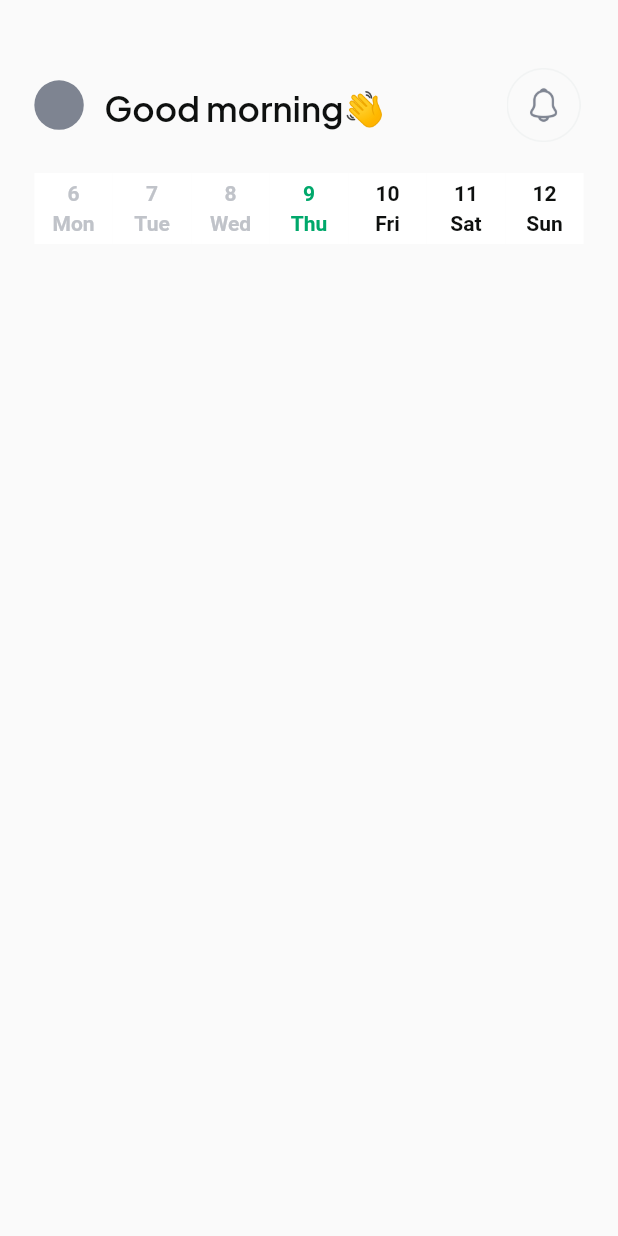
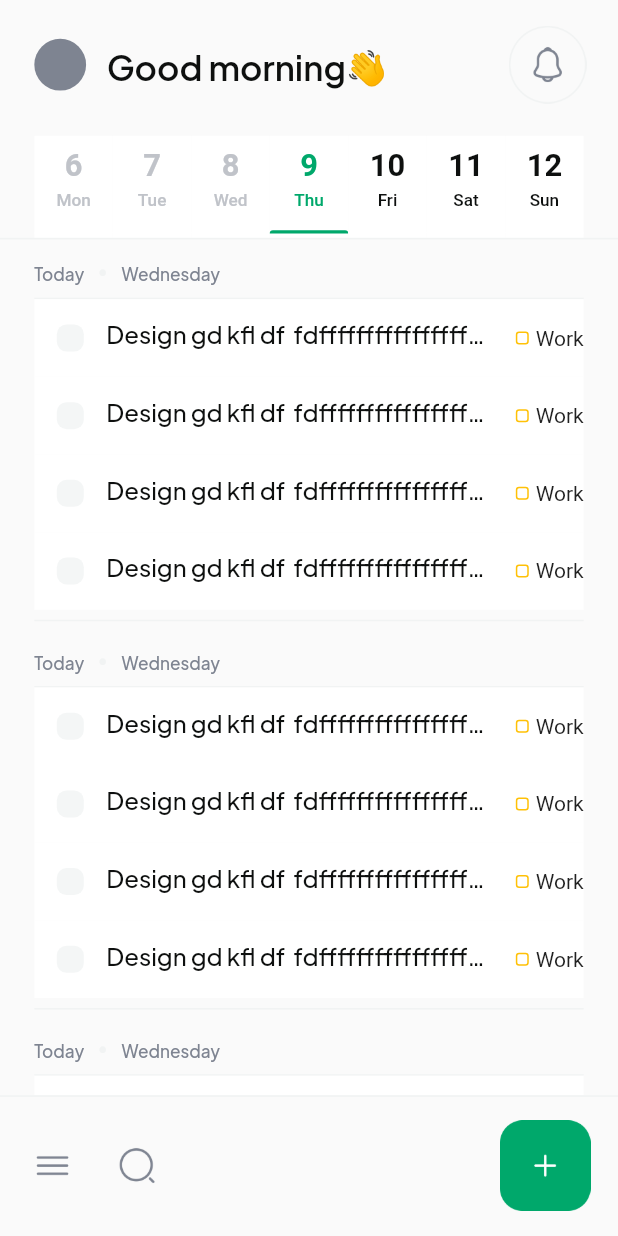
Before and after one commit to DmFedoruk/create_todo_app, a Flutter app: the screen it shows after launch, on a phone screen of 412 x 824 dp. Run offline on Flutter 3.47's test engine with Material 2 defaults, Android fonts, the phone set to English and light mode, and no system bars; drawn by our look-alikes of carousel_slider; our stand-ins replace flutter_screenutil.

Commit message:
finished: start page design

```diff
--- a/lib/app.dart
+++ b/lib/app.dart
@@ -1,6 +1,8 @@
+import 'package:create_todo_app/scoped_models/scoped_tasks.dart';
 import 'package:flutter/material.dart';
 import 'package:flutter_screenutil/flutter_screenutil.dart';
 
+import 'models/task.dart';
 import 'screens/home/home_screen.dart';
 
 class App extends StatelessWidget {
@@ -9,9 +11,14 @@ class App extends StatelessWidget {
   // This widget is the root of your application.
   @override
   Widget build(BuildContext context) {
-    return const ScreenUtilInit(
-      designSize: Size(360, 800),
-      child: MaterialApp(debugShowCheckedModeBanner: false, home: HomeScreen()),
+    final taskManager = ScopedTasks();
+
+    final taskList = Task.fetchAll();
+    taskManager.tasks = taskList;
+    return ScreenUtilInit(
+      designSize: const Size(360, 764),
+      child: MaterialApp(
+          debugShowCheckedModeBanner: false, home: HomeScreen(taskManager)),
     );
   }
 }
--- /dev/null
+++ b/lib/models/task.dart
@@ -0,0 +1,13 @@
+class Task {
+  DateTime date;
+  String text;
+  bool isCompleted;
+  Task(this.date, this.text, this.isCompleted);
+
+  static List<Task> fetchAll() {
+    Task t1 = Task(DateTime.now(), 'Test 1', false);
+    Task t2 =
+        Task(DateTime.now().add(const Duration(days: 1)), 'Test 2', false);
+    return [t1, t2];
+  }
+}
--- /dev/null
+++ b/lib/models/task_type.dart
@@ -0,0 +1,7 @@
+import 'package:flutter/material.dart';
+
+class TaskType {
+  Color color;
+  String name;
+  TaskType(this.color, this.name);
+}
--- /dev/null
+++ b/lib/scoped_models/scoped_tasks.dart
@@ -0,0 +1,6 @@
+import 'package:create_todo_app/models/task.dart';
+import 'package:scoped_model/scoped_model.dart';
+
+class ScopedTasks extends Model {
+  List<Task> tasks = [];
+}
--- a/lib/screens/home/home_screen.dart
+++ b/lib/screens/home/home_screen.dart
@@ -1,28 +1,90 @@
+import 'package:create_todo_app/scoped_models/scoped_tasks.dart';
 import 'package:create_todo_app/screens/home/widgets/horizontal_week_calendar.dart';
+import 'package:create_todo_app/screens/home/widgets/list_of_tasks.dart';
 import 'package:create_todo_app/styles/text_string.dart';
 import 'package:flutter/material.dart';
 import 'package:flutter_screenutil/flutter_screenutil.dart';
+import 'package:scoped_model/scoped_model.dart';
 
 import '../../styles/styles.dart';
 
 class HomeScreen extends StatelessWidget {
-  const HomeScreen({super.key});
+  // ignore: prefer_typing_uninitialized_variables
+  final taskManager;
+  const HomeScreen(this.taskManager, {super.key});
 
   @override
   Widget build(BuildContext context) {
     return Scaffold(
-      body: Column(
-        mainAxisAlignment: MainAxisAlignment.start,
-        children: [
-          SizedBox(
-            height: Styles.appStatusStrokeHeight,
+      body: ScopedModel<ScopedTasks>(
+        model: taskManager,
+        child: SingleChildScrollView(
+          child: SafeArea(
+            child: Column(
+              mainAxisAlignment: MainAxisAlignment.start,
+              children: [
+                _customAppBar(),
+                const HorizontalWeekCalendar(),
+                const ListOfTasks()
+              ],
+            ),
           ),
-          _customAppBar(),
-          const HorizontalWeekCalendar()
-        ],
+        ),
       ),
+      bottomNavigationBar: _bottomNavigationBar(),
     );
   }
+
+  Widget _bottomNavigationBar() => Stack(
+        children: [
+          Container(
+            height: 1.0.h,
+            color: Styles.extraLightGrey,
+          ),
+          SizedBox(
+              height: Styles.bottomBarHeightWithoutDiv,
+              child: Row(
+                mainAxisAlignment: MainAxisAlignment.spaceBetween,
+                children: [
+                  Padding(
+                    padding: EdgeInsets.only(left: 8.0.w),
+                    child: Row(
+                      children: [
+                        GestureDetector(
+                          onTap: () {},
+                          child: Image.asset(
+                            'assets/icons/menu.png',
+                            height: Styles.iconSize,
+                            width: Styles.iconSize,
+                          ),
+                        ),
+                        SizedBox(width: 4.0.w),
+                        GestureDetector(
+                          onTap: () {},
+                          child: Image.asset(
+                            'assets/icons/search.png',
+                            height: Styles.iconSize,
+                            width: Styles.iconSize,
+                          ),
+                        ),
+                      ],
+                    ),
+                  ),
+                  Padding(
+                    padding: EdgeInsets.only(right: 16.0.w),
+                    child: GestureDetector(
+                      onTap: () {},
+                      child: Image.asset(
+                        'assets/icons/add.png',
+                        height: Styles.addIconSize,
+                        width: Styles.addIconSize,
+                      ),
+                    ),
+                  )
+                ],
+              )),
+        ],
+      );
 
   Widget _customAppBar() {
     return SizedBox(
--- a/lib/screens/home/widgets/horizontal_week_calendar.dart
+++ b/lib/screens/home/widgets/horizontal_week_calendar.dart
@@ -76,6 +76,7 @@ class _HorizontalWeekCalendarState extends State<HorizontalWeekCalendar> {
 
   //add next week
   getMoreNextWeeks() {
+    for (int i = 0; i < 10; i++) {
       List<DateTime> plus7Days = [];
       DateTime startFrom = getStartDate(false);
       for (int index = 0; index < 7; index++) {
@@ -83,7 +84,7 @@ class _HorizontalWeekCalendarState extends State<HorizontalWeekCalendar> {
         plus7Days.add(plusDate);
       }
       listOfWeeks.insert(0, plus7Days.toList());
-    print(listOfWeeks);
+    }
     setState(() {});
   }
 
@@ -96,17 +97,10 @@ class _HorizontalWeekCalendarState extends State<HorizontalWeekCalendar> {
 
   //change current week for other
   onWeekChange(index) {
-    DateTime last = listOfWeeks[currentWeekIndex][6];
     currentWeekIndex = index;
     currentWeek = listOfWeeks[currentWeekIndex];
     if (currentWeekIndex + 1 == listOfWeeks.length) {
       getMorePreviousWeeks();
-    } else if (currentWeekIndex == 0) {
-      // print(currentWeekIndex);
-
-      // getMoreNextWeeks();
-
-      // print('new next');
     }
 
     widget.onWeekChange?.call(currentWeek);
@@ -115,14 +109,17 @@ class _HorizontalWeekCalendarState extends State<HorizontalWeekCalendar> {
 
   @override
   Widget build(BuildContext context) {
-    return CarouselSlider(
+    return Stack(
+      alignment: Alignment.bottomCenter,
+      children: [
+        CarouselSlider(
             carouselController: carouselController,
             items: [
               if (listOfWeeks.isNotEmpty)
                 for (int ind = 0; ind < listOfWeeks.length; ind++)
                   Container(
                     margin: EdgeInsets.fromLTRB(20.0.w, 4.0.h, 20.0.w, 0.0.h),
-                height: Styles.dayFromListHeight,
+                    height: Styles.oneDayHeight,
                     child: Row(
                       children: [
                         for (int weekIndex = 0;
@@ -137,22 +134,19 @@ class _HorizontalWeekCalendarState extends State<HorizontalWeekCalendar> {
                               },
                               child: Container(
                                 alignment: Alignment.center,
+                                height: Styles.oneDayHeight,
                                 decoration: const BoxDecoration(
                                   color: Colors.white,
                                 ),
                                 child: Column(
-                              mainAxisAlignment: MainAxisAlignment.center,
+                                  mainAxisAlignment: MainAxisAlignment.start,
                                   crossAxisAlignment: CrossAxisAlignment.center,
                                   children: [
-                                FittedBox(
-                                  child: Text(
+                                    Text(
                                       "${listOfWeeks[ind][weekIndex].day}",
                                       textAlign: TextAlign.center,
-                                    style: dayFromListtextStyle(ind, weekIndex),
-                                  ),
-                                ),
-                                const SizedBox(
-                                  height: 4,
+                                      style: numberFromListtextStyle(
+                                          ind, weekIndex),
                                     ),
                                     Text(
                                         DateFormat(
@@ -161,8 +155,12 @@ class _HorizontalWeekCalendarState extends State<HorizontalWeekCalendar> {
                                           listOfWeeks[ind][weekIndex],
                                         ),
                                         textAlign: TextAlign.center,
-                                    style:
-                                        dayFromListtextStyle(ind, weekIndex)),
+                                        style: dayFromListtextStyle(
+                                            ind, weekIndex)),
+                                    SizedBox(
+                                      height: 12.0.h,
+                                    ),
+                                    _billet(ind, weekIndex)
                                   ],
                                 ),
                               ),
@@ -174,28 +172,68 @@ class _HorizontalWeekCalendarState extends State<HorizontalWeekCalendar> {
             ],
             options: CarouselOptions(
               scrollPhysics: const ClampingScrollPhysics(),
-          initialPage: 1,
-          height: Styles.dayFromListHeight,
+              initialPage: 10,
+              height: Styles.dayListHeight,
               viewportFraction: 1,
               enableInfiniteScroll: false,
               reverse: true,
               onPageChanged: (index, reason) {
                 onWeekChange(index);
               },
-        ));
+            )),
+        Container(height: 1.0.h, color: Styles.extraLightGrey)
+      ],
+    );
+  }
+
+  Container _billet(int ind, int weekIndex) {
+    return Container(
+      height: 2.0.h,
+      width: Styles.dayFromListWidth,
+      decoration: BoxDecoration(
+          color: defineBilletColor(ind, weekIndex),
+          borderRadius: BorderRadius.only(
+              topLeft: Radius.circular(2.0.r),
+              topRight: Radius.circular(2.0.r))),
+    );
+  }
+
+  TextStyle numberFromListtextStyle(int ind, int weekIndex) {
+    return TextStyle(
+        fontSize: Styles.calendarNumberFontSize,
+        fontWeight: FontWeight.w600,
+        height: 32.h / 18.sp,
+        color: defineColor(ind, weekIndex));
   }
 
   TextStyle dayFromListtextStyle(int ind, int weekIndex) {
     return TextStyle(
-      color: DateFormat('dd-MM-yyyy').format(listOfWeeks[ind][weekIndex]) ==
+        fontSize: Styles.calendarDayFontSize,
+        fontWeight: FontWeight.w500,
+        height: 14.h / 10.sp,
+        color: defineColor(ind, weekIndex));
+  }
+
+  Color defineColor(int ind, int weekIndex) {
+    DateTime date = listOfWeeks[ind][weekIndex];
+    DateTime now = DateTime.now();
+    return DateFormat('dd-MM-yyyy').format(date) ==
             DateFormat('dd-MM-yyyy').format(selectedDate)
         ? Styles.green
-          : listOfWeeks[ind][weekIndex] == DateTime.now()
+        : date.year == now.year &&
+                date.month == now.month &&
+                date.day == now.day
             ? Styles.orange
             : listOfWeeks[ind][weekIndex].isBefore(DateTime.now())
                 ? Styles.lightGrey
-                  : Styles.textColor,
-      fontWeight: FontWeight.bold,
-    );
+                : Styles.textColor;
+  }
+
+  Color defineBilletColor(int ind, int weekIndex) {
+    DateTime date = listOfWeeks[ind][weekIndex];
+    return DateFormat('dd-MM-yyyy').format(date) ==
+            DateFormat('dd-MM-yyyy').format(selectedDate)
+        ? Styles.green
+        : Colors.white;
   }
 }
--- /dev/null
+++ b/lib/screens/home/widgets/list_of_tasks.dart
@@ -0,0 +1,124 @@
+import 'package:flutter/material.dart';
+import 'package:flutter_screenutil/flutter_screenutil.dart';
+
+import '../../../models/task_type.dart';
+import '../../../styles/styles.dart';
+
+class ListOfTasks extends StatelessWidget {
+  const ListOfTasks({super.key});
+
+  @override
+  Widget build(BuildContext context) {
+    return SizedBox(
+      height: MediaQuery.of(context).size.height,
+      child: Padding(
+        padding: EdgeInsets.only(top: 12.0.h),
+        child: ListView.builder(
+            physics: const BouncingScrollPhysics(),
+            itemCount: 120,
+            itemBuilder: (context, index) {
+              return _day(index);
+            }),
+      ),
+    );
+  }
+
+  Container _day(int index) {
+    return Container(
+      margin: EdgeInsets.only(bottom: 16.0.h),
+      padding: EdgeInsets.symmetric(horizontal: 20.0.w),
+      height: Styles.titleHeight +
+          Styles.itemCountForTest * (Styles.taskHeight + 2.0.h),
+      child: Column(children: [_textItem(), _taskList()]),
+    );
+  }
+
+  Widget _textItem() => SizedBox(
+        height: Styles.titleHeight,
+        child: Row(
+          mainAxisAlignment: MainAxisAlignment.start,
+          crossAxisAlignment: CrossAxisAlignment.start,
+          children: [
+            Text('Today', style: Styles.textForDayStyle),
+            SizedBox(width: 8.0.w),
+            Text('•', style: Styles.dotStyle),
+            SizedBox(width: 8.0.w),
+            Text('Wednesday', style: Styles.textForDayStyle),
+          ],
+        ),
+      );
+
+  Container _taskList() {
+    return Container(
+      decoration: const BoxDecoration(
+          border: Border.symmetric(
+              horizontal:
+                  BorderSide(color: Styles.extraLightGrey, width: 1.0))),
+      height: Styles.itemCountForTest * (Styles.taskHeight + 2.0.h),
+      child: ListView.builder(
+          physics: const NeverScrollableScrollPhysics(),
+          itemCount: 4,
+          itemBuilder: (context, index) {
+            return _taskItem(false);
+          }),
+    );
+  }
+
+  Widget _taskItem(bool value) => Container(
+        color: Colors.white,
+        height: Styles.taskHeight,
+        child: Row(
+          mainAxisAlignment: MainAxisAlignment.start,
+          children: [
+            _checkBox(value),
+            _title(),
+            _typeOfTask(Styles.tastTypes[0])
+          ],
+        ),
+      );
+
+  Widget _typeOfTask(TaskType taskType) => Row(
+        children: [
+          Container(
+            margin: EdgeInsets.only(right: 4.0.w),
+            height: Styles.taskTypeCheck,
+            width: Styles.taskTypeCheck,
+            decoration: BoxDecoration(
+                border: Border.all(color: taskType.color),
+                borderRadius: BorderRadius.circular(2.0.r)),
+          ),
+          Text(taskType.name)
+        ],
+      );
+
+  Flexible _title() {
+    return Flexible(
+      child: Container(
+        padding: EdgeInsets.only(bottom: 6.0.h, right: 12.0.w),
+        child: Text(
+            'Design gd kfl df  fdffffffffffffffffffffffffffffffffffffffffffffffffffffffff',
+            overflow: TextOverflow.ellipsis,
+            style: Styles.taskTextStyle),
+      ),
+    );
+  }
+
+  Checkbox _checkBox(bool value) {
+    return Checkbox(
+        shape:
+            RoundedRectangleBorder(borderRadius: BorderRadius.circular(6.0.r)),
+        side: BorderSide.none,
+        checkColor: Styles.orange,
+        activeColor: Styles.checkboxColor,
+        fillColor: MaterialStateProperty.resolveWith((states) {
+          if (!states.contains(MaterialState.selected)) {
+            return Styles.checkboxColor;
+          }
+          return null;
+        }),
+        value: value,
+        onChanged: (val) {
+          value = val!;
+        });
+  }
+}
--- a/lib/styles/styles.dart
+++ b/lib/styles/styles.dart
@@ -1,30 +1,89 @@
 import 'package:flutter/material.dart';
 import 'package:flutter_screenutil/flutter_screenutil.dart';
+
+import '../models/task_type.dart';
 
 class Styles {
   static const _fontNameDefault = 'Plus Jakarta Sans';
 
+  //fontSize
   static final double _titleFontSize = 20.0.sp;
+  static final double calendarNumberFontSize = 18.0.sp;
+  static final double calendarDayFontSize = 10.0.sp;
+  static final double taskNameSize = 14.0.sp;
+
+  //start page
   static final double appStatusStrokeHeight = 28.0.h;
   static final double appBarHeight = 80.0.h;
   static final double avatarRadius = 32.0.r;
   static final double iconSize = 48.0.r;
 
+  //list calendar
   static final double dayListHeight = 68.0.h;
+  static final double oneDayHeight = 64.0.h;
+  static final double dayFromListWidth = 46.0.w;
 
-  static final double dayFromListHeight = 50.0.h;
-  static final double dayFromListWidth = 46.0.w;
+  //bottom bar
+  static final double bottomBarHeight = 88.0.h;
+  static final double bottomBarHeightWithoutDiv = 87.0.h;
+  static final double addIconSize = 56.0.r;
+
+  //task of day item
+  static final double circleSize = 4.0.r;
+  static final double titleHeight = 24.0.h;
+  static final double taskHeight = 48.0.h;
+  static final double taskTitleWidth = 234.0.w;
+  static final double taskTypeCheck = 8.0.r;
+
+  static final int itemCountForTest = 4;
 
   static const Color lightGrey = Color.fromRGBO(192, 195, 201, 1);
   static const Color grey = Color.fromRGBO(126, 132, 145, 1);
   static const Color green = Color.fromRGBO(0, 168, 107, 1);
   static const Color orange = Color.fromRGBO(244, 175, 37, 1);
   static const Color textColor = Color.fromRGBO(14, 16, 15, 1);
+  static const Color lightTextColor = Color.fromRGBO(126, 132, 145, 1);
+  static const Color extraLightGrey = Color.fromRGBO(241, 243, 243, 1);
+  static const Color checkboxColor = Color.fromRGBO(244, 246, 246, 1);
 
   static final appBarStyle = TextStyle(
       fontFamily: _fontNameDefault,
       fontSize: _titleFontSize,
       fontWeight: FontWeight.w600,
       color: textColor,
-      height: 32 / 20);
+      height: 16 / 10);
+
+  static final textForDayStyle = TextStyle(
+      fontFamily: _fontNameDefault,
+      fontSize: calendarDayFontSize,
+      fontWeight: FontWeight.w500,
+      color: lightTextColor,
+      height: 16 / 10);
+
+  static final dotStyle = TextStyle(
+      fontFamily: _fontNameDefault,
+      fontSize: calendarDayFontSize,
+      fontWeight: FontWeight.w500,
+      color: extraLightGrey,
+      height: 14 / 10);
+  static final taskTextStyle = TextStyle(
+      fontFamily: _fontNameDefault,
+      fontSize: taskNameSize,
+      fontWeight: FontWeight.w500,
+      color: textColor,
+      height: 20 / 14);
+
+  static final taskTypeText = TextStyle(
+      fontFamily: _fontNameDefault,
+      fontSize: calendarDayFontSize,
+      fontWeight: FontWeight.w500,
+      color: lightTextColor,
+      height: 16 / 10);
+
+  static final List<TaskType> tastTypes = [
+    TaskType(Colors.amber, 'Work'),
+    TaskType(Colors.red, 'Hobby'),
+    TaskType(Colors.blue, 'Personal'),
+    TaskType(Colors.green, 'Lifestyle'),
+  ];
 }
```
Lines whose indentation alone changed are shown as unchanged.
